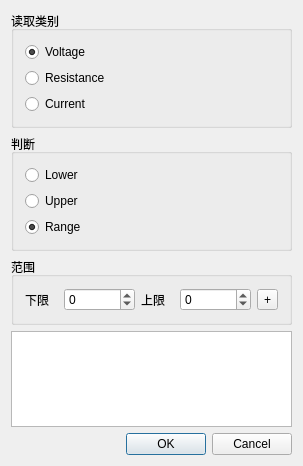
Old version of the form CatPLG_CheckCmd/CatCheckDialog.ui in the repository llseptem/Cat.
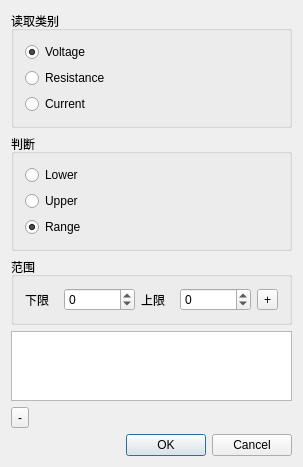
New version of the form.

Commit message:
scan port check runui
add remove port function

Diff of the .ui file:
```diff
--- a/CatPLG_CheckCmd/CatCheckDialog.ui
+++ b/CatPLG_CheckCmd/CatCheckDialog.ui
@@ -157,6 +157,13 @@
    <item>
     <widget class="QListWidget" name="rangeList"/>
    </item>
+   <item>
+    <widget class="QToolButton" name="rmBtn">
+     <property name="text">
+      <string>-</string>
+     </property>
+    </widget>
+   </item>
    <item>
     <widget class="QDialogButtonBox" name="buttonBox">
      <property name="standardButtons">
```
Left out of the diff: 2 changed lines with no effect on the pictures. The commit also changes 27 other files.
